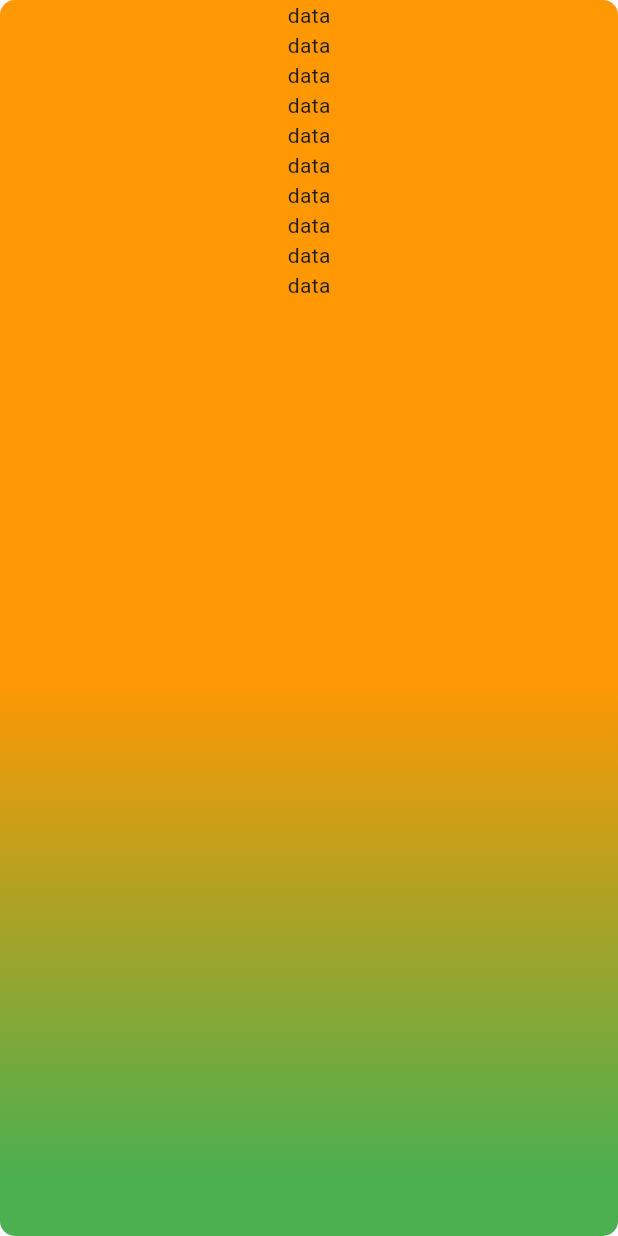
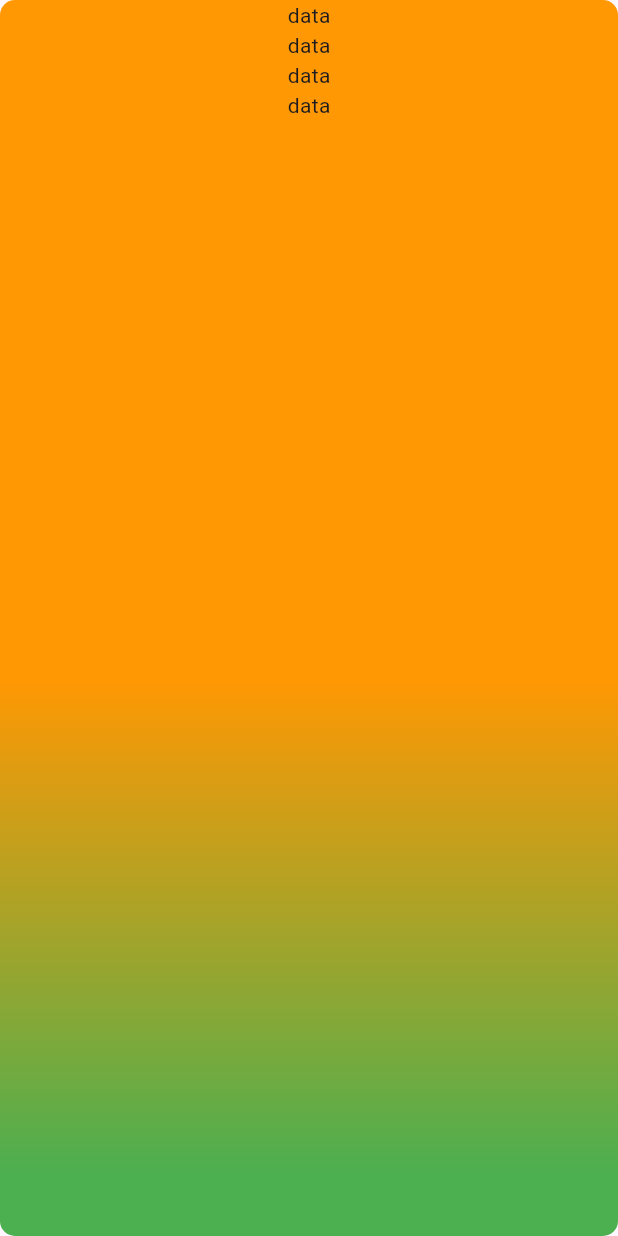
Before and after one commit to fahimshahariar09/calender_practice, a Flutter app: the screen it shows after launch, on a phone screen of 412 x 824 dp. Run offline on Flutter 3.47's test engine with Material 3 defaults, Android fonts, the phone set to English and light mode, and no system bars; our stand-ins replace flutter_otp_text_field, percent_indicator, syncfusion_flutter_sliders; missing offline and left inert: custom_calender_picker.

Commit message:
first commit

```diff
--- a/lib/view/screen/design.dart
+++ b/lib/view/screen/design.dart
@@ -18,14 +18,8 @@ class Design extends StatelessWidget {
                   colors: [Colors.green, Colors.orange.withBlue(3)])),
           child: Column(
             children: [
+              Text("data"),
               Text("data"),Text("data"),
-              Text("data"),
-              Text("data"),
-              Text("data"),
-              Text("data"),
-              Text("data"),
-              Text("data"),
-              Text("data"),
               Text("data"),
             ],
           ),
```
